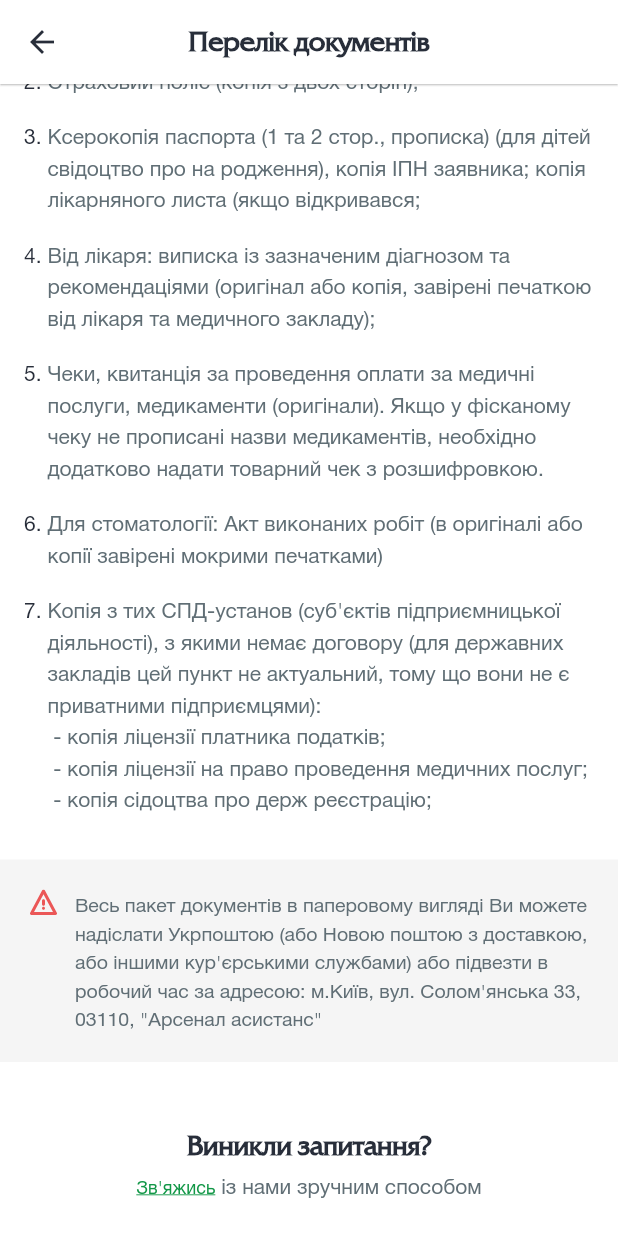
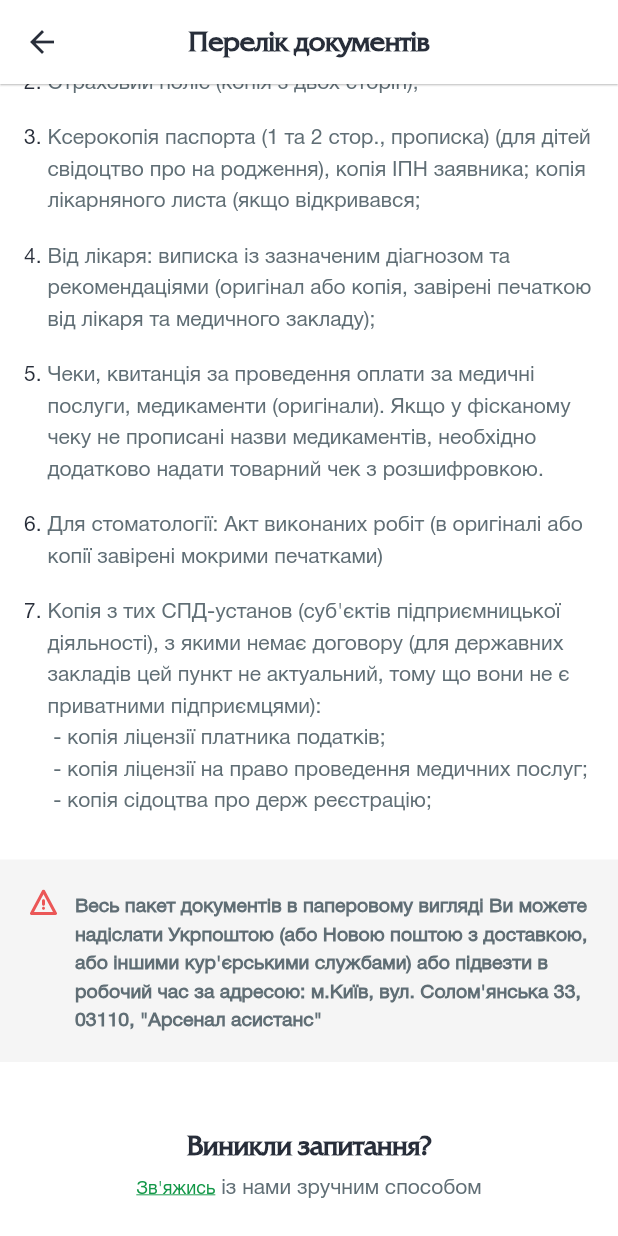
Before and after one commit to MartychDenys/Arsenal, a Flutter app: the PayPage screen opened by its route, scrolled down 453 dp, on a phone screen of 412 x 824 dp. Run offline on Flutter 3.47's test engine with Material 2 defaults, Android fonts, the phone set to English and light mode, and no system bars; our stand-ins replace circular_check_box, flutter_svg, qr_flutter, shared_preferences; missing offline and left inert: flag; accounts and stored records are empty.

Commit message:
fix(AR-93):make text font bold fix(AR-94):change texts json

```diff
--- a/i18n/ru.json
+++ b/i18n/ru.json
@@ -74,7 +74,7 @@
   "fill_all": "Чтобы мы могли записать Вас к врачу, пожалуйста, заполните все необходимые поля",
   "bothering": "Что вас беспокоит?",
   "symptoms": "Укажите, что вас беспокоит и симптомы?",
-  "desired_date": "Желаемая дата и время визита",
+  "desired_date": "Дата и время визита",
   "date": "Дата визита",
   "time": "Время визита (с-до)",
   "institution": "Медицинское учреждение",
--- a/i18n/uk.json
+++ b/i18n/uk.json
@@ -80,7 +80,7 @@
   "fill_all": "Щоб ми мали можливість записати Вас до лікаря, будь-ласка, заповніть всі необхідні поля",
   "bothering": "Що вас турбує?",
   "symptoms": "Вкажіть, що вас турбує та симптоми",
-  "desired_date": "Бажана дата та час візиту",
+  "desired_date": "Дата та час візиту",
   "date": "Дата візиту",
   "time": "Час візиту (з-до)",
   "institution": "Медичний заклад (необов'язково)",
--- a/lib/screens/alarm_documents.dart
+++ b/lib/screens/alarm_documents.dart
@@ -3,6 +3,9 @@ import 'package:flutter/material.dart';
 import 'package:flutter_svg/svg.dart';
 
 class DocumentsAlarm extends StatelessWidget {
+  final FontWeight fontWeight;
+
+  DocumentsAlarm({this.fontWeight});
   @override
   Widget build(BuildContext context) {
     return Container(
@@ -20,7 +23,7 @@ class DocumentsAlarm extends StatelessWidget {
               AppLocalizations.of(context).translate('how_to_sent'),
               style: TextStyle(
                 height: 1.5,
-                fontWeight: FontWeight.w400,
+                fontWeight: fontWeight,
                 fontSize: 13,
                 fontFamily: 'HelveticaRegular',
                 color: Color.fromRGBO(96, 110, 117, 1),
--- a/lib/screens/pay_page.dart
+++ b/lib/screens/pay_page.dart
@@ -75,7 +75,9 @@ class PayPage extends StatelessWidget {
             SizedBox(
               height: 30,
             ),
-            DocumentsAlarm(),
+            DocumentsAlarm(
+              fontWeight: FontWeight.w700,
+            ),
             SizedBox(
               height: 45,
             ),
--- a/lib/widgets/ambulance_card.dart
+++ b/lib/widgets/ambulance_card.dart
@@ -58,7 +58,7 @@ class AmbulanceCard extends StatelessWidget {
                     AppLocalizations.of(context).translate('alarm'),
                     style: TextStyle(
                       height: 1.5,
-                      fontWeight: FontWeight.w700,
+                      fontWeight: FontWeight.w400,
                       fontSize: 14,
                       fontFamily: 'HelveticaRegular',
                       color: Color.fromRGBO(96, 110, 117, 1),
```
